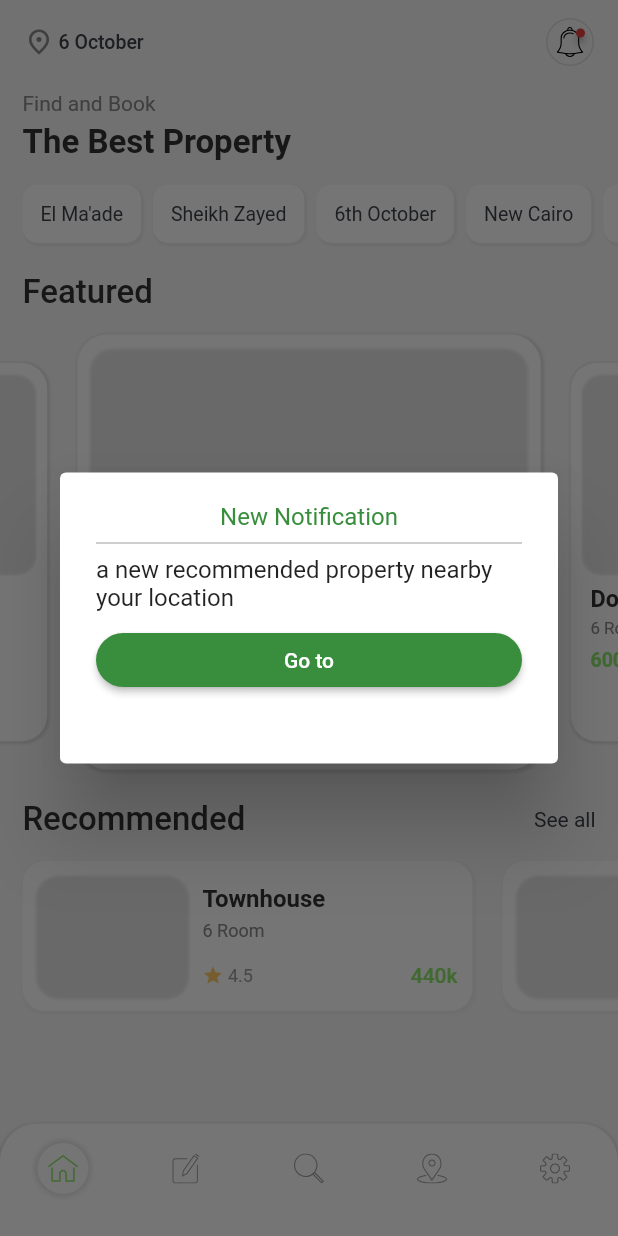
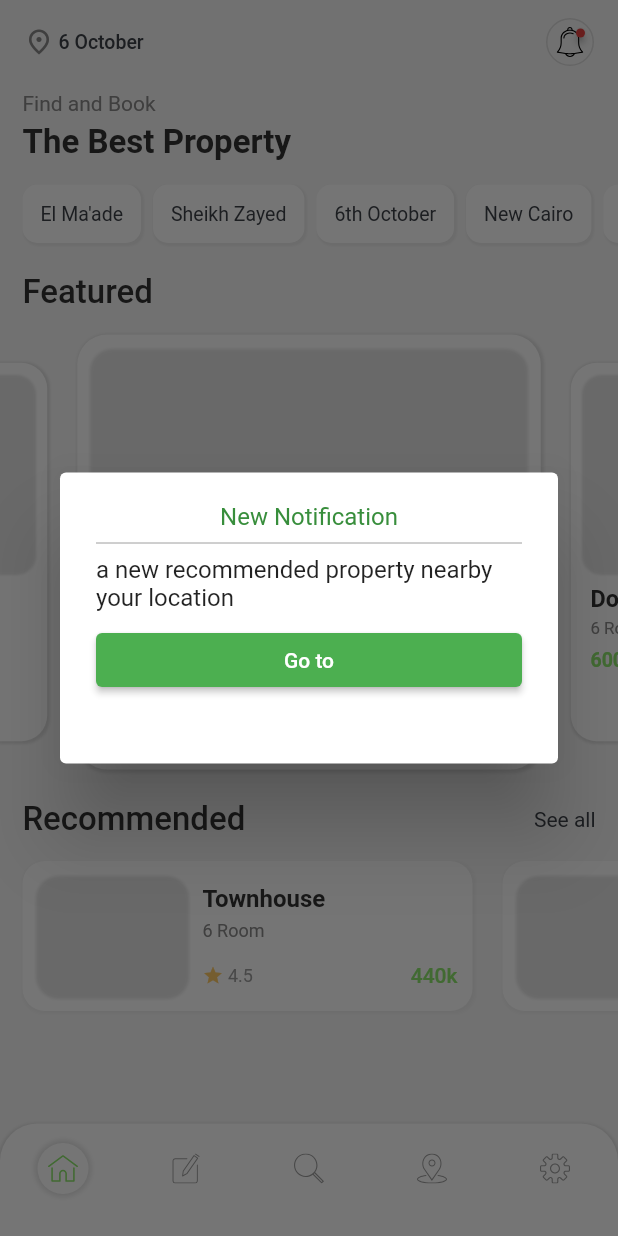
Before and after one commit to m0hamedatef/Moltaqa, a Flutter app: the screen it shows after launch, after a tap on an icon or button, on a phone screen of 412 x 824 dp. Run offline on Flutter 3.47's test engine with Material 2 defaults, Android fonts, the phone set to English and light mode, and no system bars; drawn by our look-alikes of badges, cached_network_image, carousel_slider; our stand-ins replace bloc, flutter_svg, get, google_maps_flutter; network calls fail.

Commit message:
Update home.dart

```diff
--- a/lib/screens/home.dart
+++ b/lib/screens/home.dart
@@ -4,7 +4,9 @@ import 'package:flutter/material.dart';
 import 'package:get/get.dart';
 import 'package:moltaqa/model/house_model.dart';
 import 'package:moltaqa/screens/city.dart';
+import 'package:moltaqa/screens/notif.dart';
 import 'package:moltaqa/screens/property_details.dart';
+import 'package:moltaqa/screens/search_options.dart';
 import 'package:moltaqa/theme/color.dart';
 import 'package:moltaqa/widgets/city_item.dart';
 import 'package:moltaqa/widgets/feature_item.dart';
@@ -245,9 +247,9 @@ AlertDialog alterdialog(BuildContext context) {
                     SizedBox(height: 8,),
                     SizedBox(
                       width: double.infinity,
-                      child: RaisedButton( color: Color(0xFF388E3C), shape: RoundedRectangleBorder(
-                        borderRadius: BorderRadius.circular(20)
-                      ), child: Text('Go to' , style: TextStyle( color: Colors.white),), onPressed:() {} ,),)
+                      child: ElevatedButton(  child: Text('Go to' , style: TextStyle( color: Colors.white),), onPressed:() {
+                         Get.to(NearLocation(houseModel: HousesData.cityHouses[2]));
+                      },),)
                   ],),
                 )
               );
```
